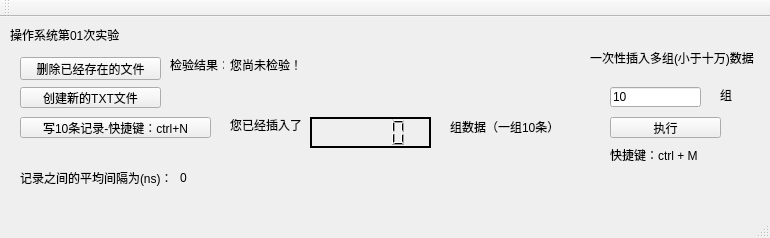
The window that mainwindow.ui (Carlos-yyt/OSExperiments) describes before a commit, drawn with Qt 5.
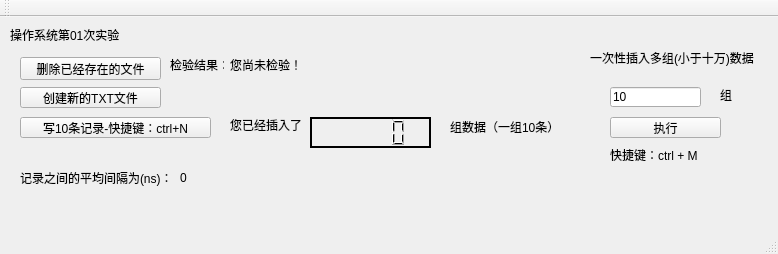
The same window after the commit.

Commit message:
程序基本就这样了，缺个报告。 昨天和今天都郁闷的一比，什么事情都不想做。今天干脆在床上摊了一天。到了晚上觉得实在不行，爬起来把这个程序写完了。等会儿再把报告写写就睡了。国庆剩下几天的时间就交给托福吧。
-删文件还是有问题…懒得找原因，直接用Qt的函数了。
-之前提到的优化的方法，也没有去做。
+做了一个比较方便的实验界面。（本来我以为要求如此，结果发现大家都是控制台？）
+支持一次性执行多次实验。
+辅助统计每条记录的平均间隔。

做了100万次的，大约 16.2 ns。

What changed in the file:
```diff
--- a/mainwindow.ui
+++ b/mainwindow.ui
@@ -9,8 +9,8 @@
    <rect>
     <x>0</x>
     <y>0</y>
-    <width>770</width>
-    <height>238</height>
+    <width>778</width>
+    <height>254</height>
    </rect>
   </property>
   <property name="windowTitle">
```
Left out of the diff: 2 changed lines with no effect on the pictures.
